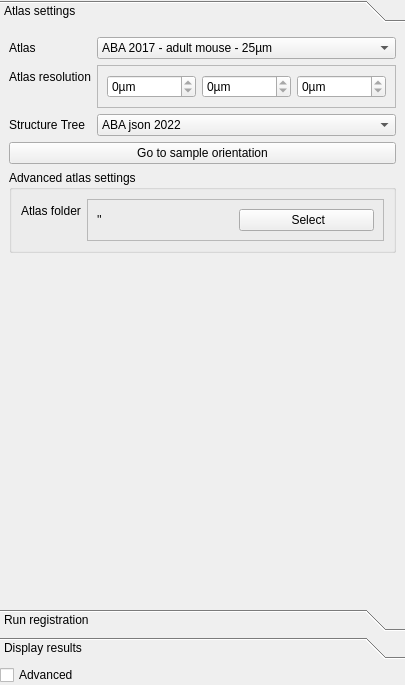
Before: the Qt Designer form ClearMap/gui/creator/registration_tab.ui in ClearAnatomics/ClearMap, drawn with Qt 5.
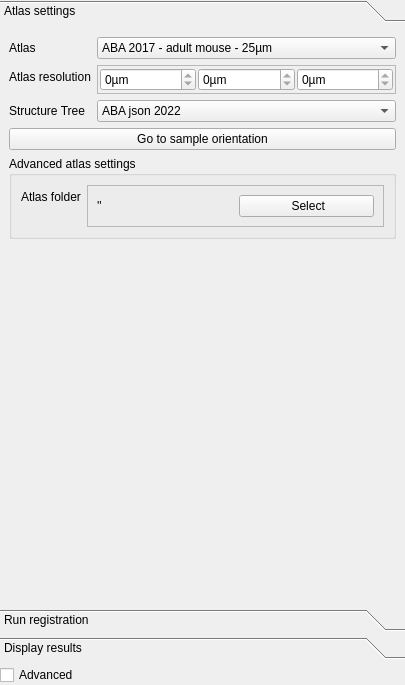
After: the same form once the commit is applied. The open tabs and pages were chosen to show the change. Icons and pictures are not drawn.

Commit message: IMPROVEMENT: Moves cellmap and tractmap params to per sample in GUI

Patch:
```diff
--- a/ClearMap/gui/creator/registration_tab.ui
+++ b/ClearMap/gui/creator/registration_tab.ui
@@ -87,6 +87,21 @@
           <enum>QFrame::Raised</enum>
          </property>
          <layout class="QHBoxLayout" name="horizontalLayout_16">
+          <property name="spacing">
+           <number>2</number>
+          </property>
+          <property name="leftMargin">
+           <number>2</number>
+          </property>
+          <property name="topMargin">
+           <number>2</number>
+          </property>
+          <property name="rightMargin">
+           <number>2</number>
+          </property>
+          <property name="bottomMargin">
+           <number>2</number>
+          </property>
           <item>
            <widget class="QSpinBox" name="spinBox_31">
             <property name="readOnly">
```
Left out of the diff: 2 changed lines with no effect on the pictures. The commit also changes 6 other files.
